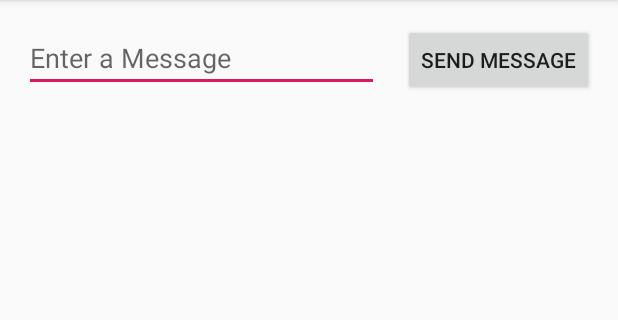
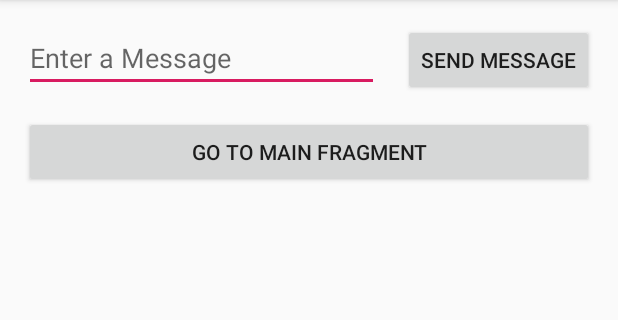
Before and after one commit to rizqyfahmi/HelloAndroid, an Android app: the screen it shows after launch (MainActivity), on a phone screen of 412 x 824 dp, the part 84-404 px from its top. Run offline under Robolectric (Android 15) with nearby library versions, the phone set to English and light mode, and no system bars.

Commit message:
1. Create a Java file called "HeadlineFragment" 2. Create layout resource file "headline_fragment_layout.xml" into app/res/layout 3. Create a Java file called "ArticleFragment" 4. Create layout resource file "article_fragment_layout.xml" into app/res/layout 5. Create a Java file called "MainFragmentActivity" 6. Add button into app/res/layout/activity_main.xml 7. Add onClick Listener method called "goToFragment" 8. Create "goToFragment" method app/java/com.rizqyfahmi.helloandroid/MainActivity

```diff
--- a/app/src/main/java/com/rizqyfahmi/helloandroid/MainActivity.java
+++ b/app/src/main/java/com/rizqyfahmi/helloandroid/MainActivity.java
@@ -22,4 +22,9 @@ public class MainActivity extends AppCompatActivity {
         intent.putExtra("EXTRA_MESSAGE", message);
         startActivity(intent);
     }
+
+    public void goToFragment(View view){
+        Intent intent = new Intent(this, MainFragmentActivity.class);
+        startActivity(intent);
+    }
 }
--- a/app/src/main/java/com/rizqyfahmi/helloandroid/MessageActivity.java
+++ b/app/src/main/java/com/rizqyfahmi/helloandroid/MessageActivity.java
@@ -21,6 +21,6 @@ public class MessageActivity extends AppCompatActivity {
     }
 
     public void openFinalActivity(View view){
-        startActivity(new Intent(this, FinalActivity.class ));
+        startActivity(new Intent(this, FinalActivity.class));
     }
 }
--- a/app/src/main/res/layout/activity_main.xml
+++ b/app/src/main/res/layout/activity_main.xml
@@ -33,4 +33,17 @@
         app:layout_constraintEnd_toEndOf="parent"
         app:layout_constraintHorizontal_bias="0.5"
         app:layout_constraintStart_toEndOf="@+id/user_message" />
+
+    <Button
+        android:id="@+id/button3"
+        android:layout_width="0dp"
+        android:layout_height="wrap_content"
+        android:layout_marginStart="16dp"
+        android:layout_marginTop="16dp"
+        android:layout_marginEnd="16dp"
+        android:onClick="goToFragment"
+        android:text="@string/go_to_main_fragment_button"
+        app:layout_constraintEnd_toEndOf="parent"
+        app:layout_constraintStart_toStartOf="parent"
+        app:layout_constraintTop_toBottomOf="@+id/user_message" />
 </android.support.constraint.ConstraintLayout>
--- a/app/src/main/res/values/strings.xml
+++ b/app/src/main/res/values/strings.xml
@@ -5,4 +5,5 @@
     <string name="welcome_mesage">Welcome to message activity</string>
     <string name="final_activity_message">Welcome to final activity</string>
     <string name="final_activity_button">Open Final Activity</string>
+    <string name="go_to_main_fragment_button">Go to main fragment</string>
 </resources>
```
Also changed, not shown: app/src/main/AndroidManifest.xml (+13 -4 lines), app/src/main/java/com/rizqyfahmi/helloandroid/ArticleFragment.java (added, +18 -0 lines), app/src/main/java/com/rizqyfahmi/helloandroid/HeadlineFragment.java (added, +19 -0 lines), app/src/main/java/com/rizqyfahmi/helloandroid/MainFragmentActivity.java (added, +13 -0 lines), app/src/main/res/layout/activity_main_fragment.xml (added, +26 -0 lines), app/src/main/res/layout/article_fragment_layout.xml (added, +24 -0 lines), app/src/main/res/layout/headline_fragment_layout.xml (added, +24 -0 lines).
